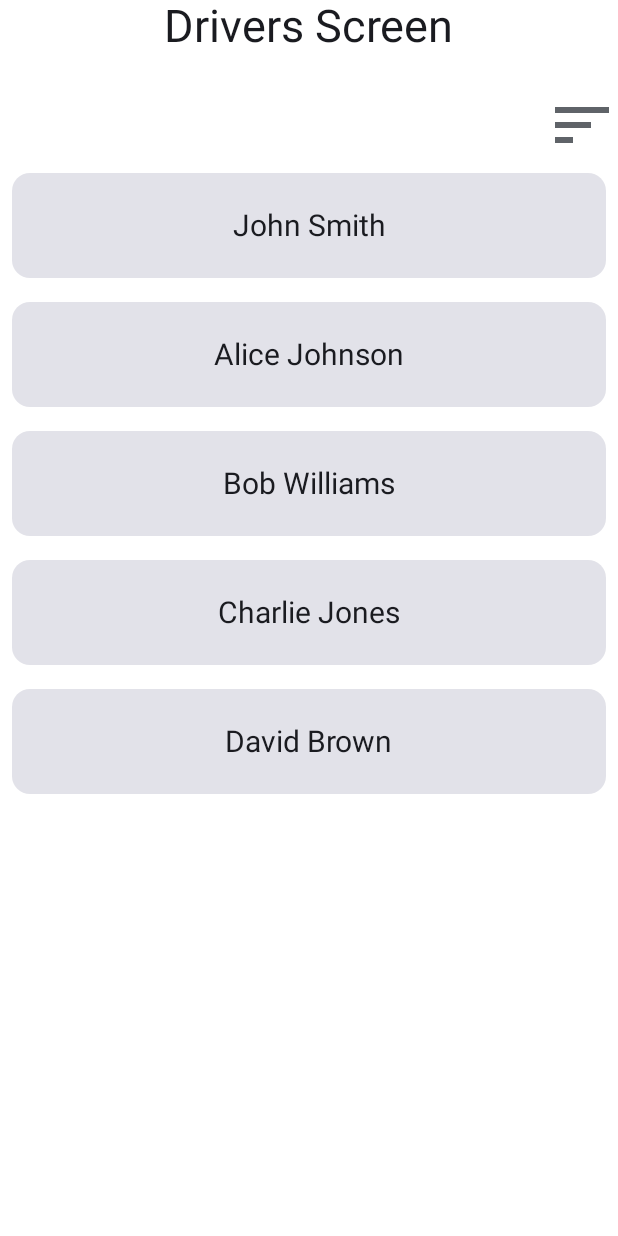
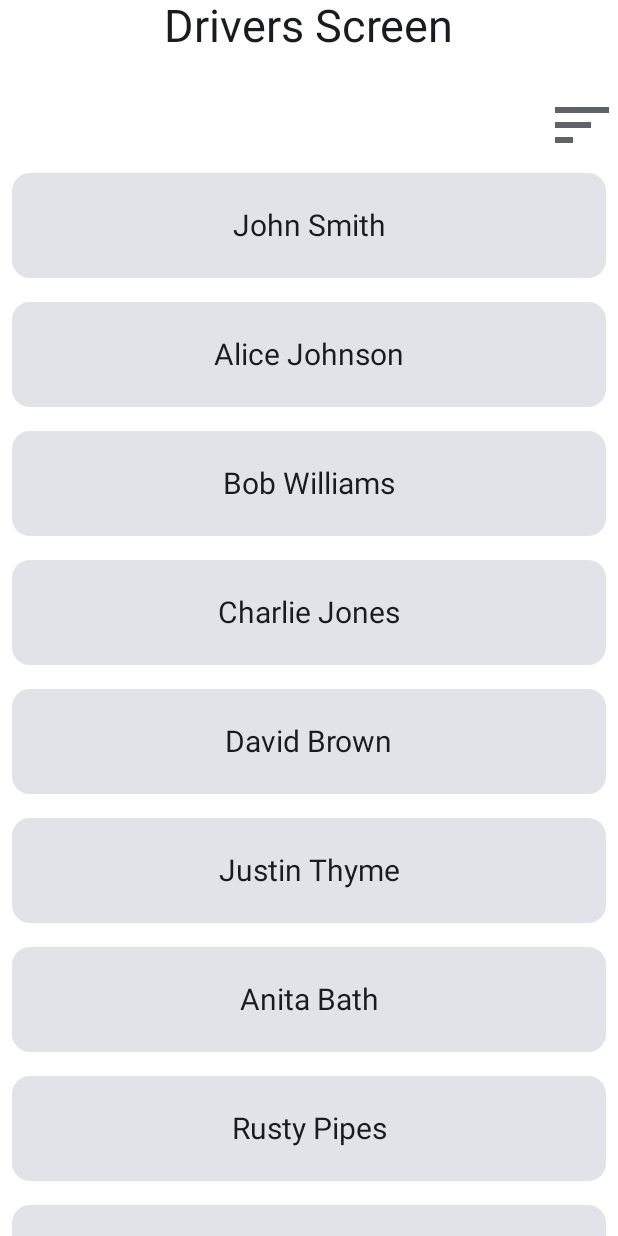
Before and after one commit to mkCoding/RepublicServiceApp, an Android app built with Jetpack Compose: the screen it shows after launch (MainActivity), on a phone screen of 412 x 824 dp. Run offline under Robolectric (Android 15) with nearby library versions, the phone set to English and light mode, and no system bars; our stand-ins replace Dagger/Hilt's generated code.

Commit message:
pushing latest changes

```diff
--- a/app/src/main/java/com/kemakolam/republicserviceapp/MainActivity.kt
+++ b/app/src/main/java/com/kemakolam/republicserviceapp/MainActivity.kt
@@ -1,6 +1,5 @@
 package com.kemakolam.republicserviceapp
 
-import YourComposable
 import android.os.Bundle
 import androidx.activity.ComponentActivity
 import androidx.activity.compose.setContent
--- a/app/src/main/java/com/kemakolam/republicserviceapp/ui/DriversScreen.kt
+++ b/app/src/main/java/com/kemakolam/republicserviceapp/ui/DriversScreen.kt
@@ -1,8 +1,5 @@
 package com.kemakolam.republicserviceapp.ui
 
-import android.content.ClipData.Item
-import android.graphics.drawable.Icon
-import android.widget.Toast
 import androidx.compose.foundation.Image
 import androidx.compose.foundation.background
 import androidx.compose.foundation.clickable
@@ -18,7 +15,6 @@ import androidx.compose.foundation.lazy.LazyColumn
 import androidx.compose.foundation.lazy.items
 import androidx.compose.material.icons.Icons
 import androidx.compose.material.icons.filled.Add
-import androidx.compose.material3.Button
 import androidx.compose.material3.Card
 import androidx.compose.material3.Icon
 import androidx.compose.material3.Text
@@ -27,12 +23,9 @@ import androidx.compose.runtime.getValue
 import androidx.compose.runtime.mutableStateOf
 import androidx.compose.runtime.remember
 import androidx.compose.runtime.setValue
-import androidx.compose.ui.AbsoluteAlignment
 import androidx.compose.ui.Alignment
-import androidx.compose.ui.ExperimentalComposeUiApi
 import androidx.compose.ui.Modifier
 import androidx.compose.ui.graphics.Color
-import androidx.compose.ui.platform.LocalContext
 import androidx.compose.ui.res.painterResource
 import androidx.compose.ui.text.TextStyle
 import androidx.compose.ui.tooling.preview.Preview
@@ -82,16 +75,26 @@ fun DriversScreen(){
 
         }
 
-        val items = listOf(
+
+        //These names ultimately need to be pulled from the database
+        //and passed here
+        val dummyItems = listOf(
             Driver("1", "John Smith"),
             Driver("2", "Alice Johnson"),
             Driver("3", "Bob Williams"),
             Driver("4", "Charlie Jones"),
-            Driver("5", "David Brown")
+            Driver("5", "David Brown"),
+            Driver("6", "Justin Thyme"),
+            Driver("7", "Anita Bath"),
+            Driver("8", "Rusty Pipes"),
+            Driver("9", "Dee Zaster"),
+            Driver("10", "Paige Turner")
+
+
         )
 
 
-        DriversList(drivers = if (isSorted) items.sortedBy { it.driverName.split(" ").last() } else items )
+        DriversList(drivers = if (isSorted) dummyItems.sortedBy { it.driverName.split(" ").last() } else dummyItems )
 
     }
 
```
